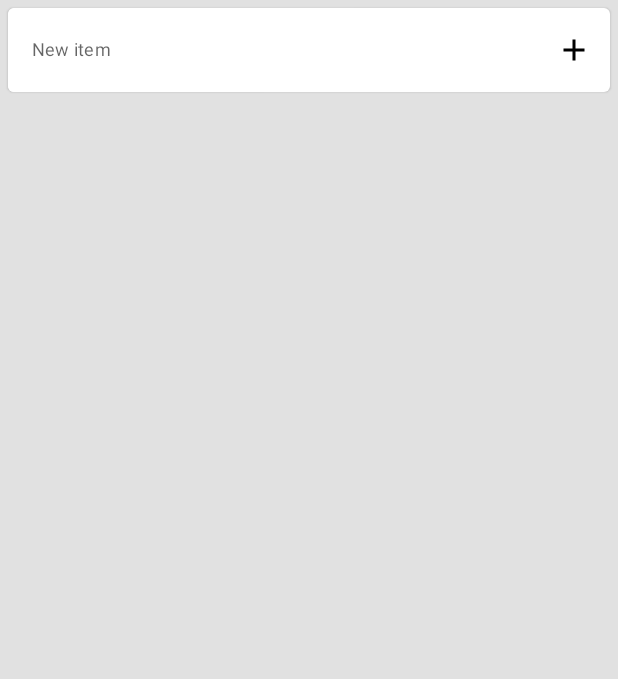
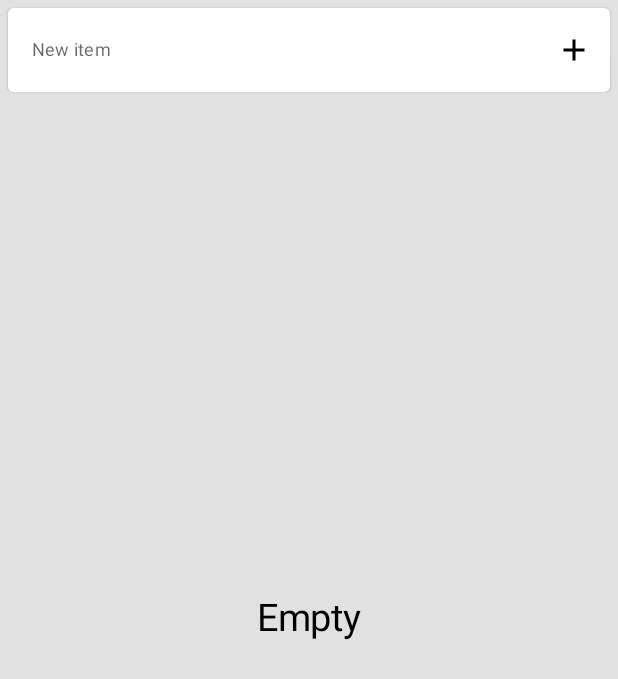
Before and after one commit to ArchikDev/ShoppingListSimple, an Android app built with Jetpack Compose: the composable AddItemScreen shown on its own in the app's theme, on a phone screen of 412 x 824 dp. Shown: the top 679 px of the screen. Run offline under Robolectric (Android 15) with nearby library versions, the phone set to English and light mode, and no system bars; our stand-ins replace Dagger/Hilt's generated code, Room's generated code; 1 statement that could not run was skipped.

Commit message:
event AddItemScreen

```diff
--- a/app/src/main/java/ru/ar4uk/shoppinglistsimple/data/repository/ShoppingListItemRepoImpl.kt
+++ b/app/src/main/java/ru/ar4uk/shoppinglistsimple/data/repository/ShoppingListItemRepoImpl.kt
@@ -12,7 +12,7 @@ class ShoppingListItemRepoImpl(
     }
 
     override suspend fun deleteItem(item: ShoppingListItem) {
-        dao.deleteItem(item)
+        dao.deleteShoppingList(item)
     }
 
     override fun allItems(): Flow<List<ShoppingListItem>> {
--- a/app/src/main/java/ru/ar4uk/shoppinglistsimple/presentation/add_item_screen/AddItemScreen.kt
+++ b/app/src/main/java/ru/ar4uk/shoppinglistsimple/presentation/add_item_screen/AddItemScreen.kt
@@ -7,6 +7,7 @@ import androidx.compose.foundation.layout.Row
 import androidx.compose.foundation.layout.fillMaxSize
 import androidx.compose.foundation.layout.fillMaxWidth
 import androidx.compose.foundation.layout.padding
+import androidx.compose.foundation.layout.wrapContentHeight
 import androidx.compose.foundation.lazy.LazyColumn
 import androidx.compose.foundation.lazy.items
 import androidx.compose.material.Card
@@ -24,6 +25,7 @@ import androidx.compose.ui.Modifier
 import androidx.compose.ui.graphics.Color
 import androidx.compose.ui.res.painterResource
 import androidx.compose.ui.text.TextStyle
+import androidx.compose.ui.text.style.TextAlign
 import androidx.compose.ui.unit.dp
 import androidx.compose.ui.unit.sp
 import androidx.hilt.navigation.compose.hiltViewModel
@@ -110,5 +112,15 @@ fun AddItemScreen(
             }
         }
         MainDialog(dialogController = viewModel)
+        if (itemsList?.value?.isEmpty() == true) {
+            Text(
+                text = "Empty",
+                fontSize = 25.sp,
+                textAlign = TextAlign.Center,
+                modifier = Modifier
+                    .fillMaxSize()
+                    .wrapContentHeight()
+            )
+        }
     }
 }
```
Also changed, not shown: app/src/main/java/ru/ar4uk/shoppinglistsimple/data/db/ShoppingListItemDao.kt (+10 -0 lines), app/src/main/java/ru/ar4uk/shoppinglistsimple/presentation/shopping_list_screen/ShoppingListScreen.kt (+12 -0 lines).
